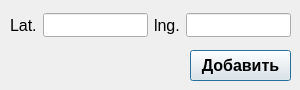
First picture: the form in UI/addCoordsWidet.ui, repository Quitzero/MyDiplom, before the edit.
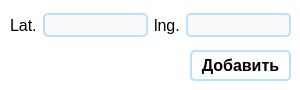
Second picture: the form after the edit.

The edit to the form file:
```diff
--- a/UI/addCoordsWidet.ui
+++ b/UI/addCoordsWidet.ui
@@ -25,6 +25,25 @@
   <property name="windowTitle">
    <string>Dialog</string>
   </property>
+  <property name="styleSheet">
+   <string notr="true">QWidget{
+background-color: rgb(255, 255, 255);
+}
+QLineEdit{
+border:2px solid #B8E2FF;
+border-radius:5px;
+background-color: rgb(250, 250, 250);
+}
+QLineEdit:hover{
+border:2px solid #0593ff;
+border-radius:5px;
+}
+QLineEdit:focus{
+border:2px solid #0593ff;
+border-radius:5px;
+}
+</string>
+  </property>
   <widget class="QWidget" name="horizontalLayoutWidget">
    <property name="geometry">
     <rect>
@@ -97,6 +116,18 @@
      <bold>true</bold>
     </font>
    </property>
+   <property name="styleSheet">
+    <string notr="true">QPushButton{
+border:2px solid #B8E2FF;
+border-radius:5px;
+}
+QPushButton:hover{
+border:2px solid #0593ff;
+background-color: rgb(250, 250, 250);
+border-radius:5px;
+}
+</string>
+   </property>
    <property name="text">
     <string>Добавить</string>
    </property>
```
